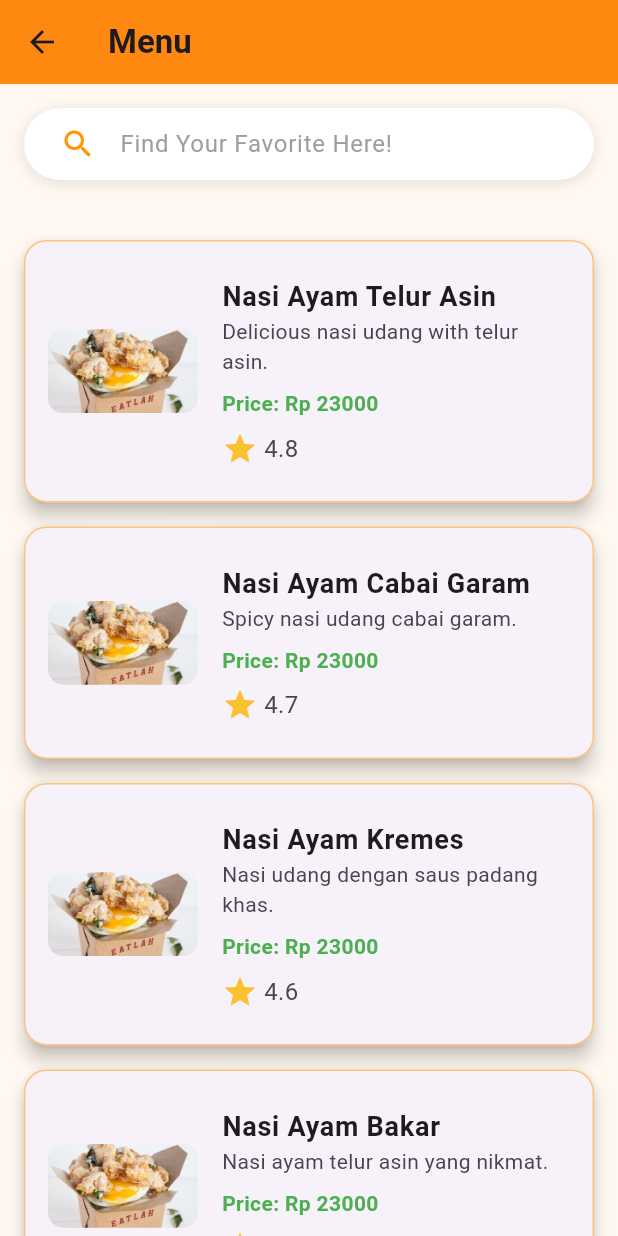
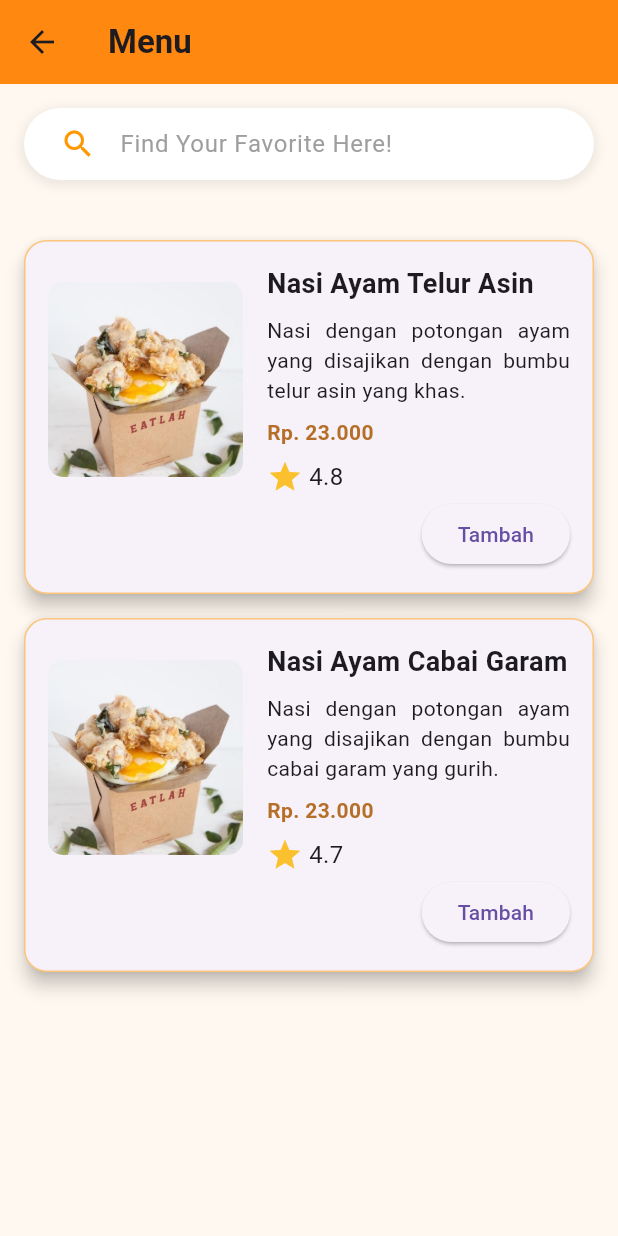
Before and after one commit to VanessaSimanta/UTS-Moprog-Food-Delivery-App, a Flutter app: the SearchScreen screen opened directly, on a phone screen of 412 x 824 dp. Run offline on Flutter 3.47's test engine with Material 3 defaults, Android fonts, the phone set to English and light mode, and no system bars; our stand-ins replace google_nav_bar, shared_preferences; missing offline and left inert: carousel_slider_plus; accounts and stored records are empty.

Commit message:
add button tambah

```diff
--- a/uts_mobile_programming/lib/screen/menu_screen.dart
+++ b/uts_mobile_programming/lib/screen/menu_screen.dart
@@ -1,6 +1,5 @@
 import 'package:flutter/material.dart';
 import 'package:uts_mobile_programming/screen/payment.dart';
-import 'package:uts_mobile_programming/screen/detail_menu_screen.dart';
 import 'package:uts_mobile_programming/screen/item_menu.dart';
 import 'package:uts_mobile_programming/widget/app_bar_widget.dart';
 import 'package:intl/intl.dart';
--- a/uts_mobile_programming/lib/screen/search.dart
+++ b/uts_mobile_programming/lib/screen/search.dart
@@ -1,91 +1,53 @@
 import 'package:flutter/material.dart';
+import 'package:intl/intl.dart';
 import 'package:uts_mobile_programming/widget/app_bar_widget.dart';
+import 'package:uts_mobile_programming/screen/payment.dart';
 
 class MenuItem {
   final String name;
   final String description;
   final double rating;
   final String imageUrl;
-  final double price; // Tambahkan properti harga
+  final int price;
 
   MenuItem({
     required this.name,
     required this.description,
     required this.rating,
     required this.imageUrl,
-    required this.price, // Tambahkan harga pada konstruktor
+    required this.price,
   });
 }
 
-class SearchScreen extends StatelessWidget {
+class SearchScreen extends StatefulWidget {
   const SearchScreen({super.key});
+
+  @override
+  _SearchScreenState createState() => _SearchScreenState();
+}
+
+class _SearchScreenState extends State<SearchScreen> {
+  final List<MenuItem> cartItems = []; // List to hold cart items
+  final NumberFormat currencyFormat = NumberFormat("#,##0", "id_ID");
 
   @override
   Widget build(BuildContext context) {
     final List<MenuItem> menuItems = [
       MenuItem(
         name: 'Nasi Ayam Telur Asin',
-        description: 'Delicious nasi udang with telur asin.',
+        description: 'Nasi dengan potongan ayam yang disajikan dengan bumbu telur asin yang khas.',
         rating: 4.8,
         imageUrl: 'assets/search1.jpg',
         price: 23000,
       ),
       MenuItem(
         name: 'Nasi Ayam Cabai Garam',
-        description: 'Spicy nasi udang cabai garam.',
+        description: 'Nasi dengan potongan ayam yang disajikan dengan bumbu cabai garam yang gurih.',
         rating: 4.7,
         imageUrl: 'assets/search1.jpg',
         price: 23000,
       ),
-      MenuItem(
-        name: 'Nasi Ayam Kremes',
-        description: 'Nasi udang dengan saus padang khas.',
-        rating: 4.6,
-        imageUrl: 'assets/search1.jpg',
-        price: 23000,
-      ),
-      MenuItem(
-        name: 'Nasi Ayam Bakar',
-        description: 'Nasi ayam telur asin yang nikmat.',
-        rating: 4.6,
-        imageUrl: 'assets/search1.jpg',
-        price: 23000,
-      ),
-      MenuItem(
-        name: 'Nasi Ayam Hainan',
-        description: 'Fuyunghai dengan saus asam manis.',
-        rating: 4.3,
-        imageUrl: 'assets/search1.jpg',
-        price: 23000,
-      ),
-      MenuItem(
-        name: 'Nasi Ayam Lada Hitam',
-        description: 'Muntahu lezat dengan bumbu khas.',
-        rating: 4.5,
-        imageUrl: 'assets/search1.jpg',
-        price: 23000,
-      ),
-      MenuItem(
-        name: 'Nasi Ayam Kungpau',
-        description: 'Muntahu lezat dengan bumbu khas.',
-        rating: 4.2,
-        imageUrl: 'assets/search1.jpg',
-        price: 23000,
-      ),
-      MenuItem(
-        name: 'Nasi Ayam Sambal Matah',
-        description: 'Muntahu lezat dengan bumbu khas.',
-        rating: 4.2,
-        imageUrl: 'assets/search1.jpg',
-        price: 23000,
-      ),
-      MenuItem(
-        name: 'Nasi Ayam Teriyaki',
-        description: 'Muntahu lezat dengan bumbu khas.',
-        rating: 4.8,
-        imageUrl: 'assets/search1.jpg',
-        price: 23000,
-      ),
+      // Tambahkan item lainnya sesuai kebutuhan...
     ];
 
     return Scaffold(
@@ -153,35 +115,46 @@ class SearchScreen extends StatelessWidget {
                 return Card(
                   margin: const EdgeInsets.symmetric(vertical: 8.0, horizontal: 16.0),
                   shape: RoundedRectangleBorder(
-                    borderRadius: BorderRadius.circular(15.0), // Rounded corners
+                    borderRadius: BorderRadius.circular(15.0),
                     side: BorderSide(color: Colors.orange.withOpacity(0.5), width: 1.0),
                   ),
                   elevation: 5.0,
-                  child: ListTile(
-                    contentPadding: const EdgeInsets.all(16.0),
-                    leading: ClipRRect(
-                      borderRadius: BorderRadius.circular(10.0), // Rounded corners for image
+                  child: Padding(
+                    padding: const EdgeInsets.all(16.0),
+                    child: Column(
+                      crossAxisAlignment: CrossAxisAlignment.start,
+                      children: [
+                        Row(
+                          children: [
+                            ClipRRect(
+                              borderRadius: BorderRadius.circular(10.0),
                               child: Image.asset(
                                 item.imageUrl,
-                        width: 100,  // Set width sama dengan height
-                        height: 100, // Set height sama dengan width untuk jadi kotak
+                                width: 130,
+                                height: 130,
                                 fit: BoxFit.cover,
                               ),
                             ),
-                    title: Text(
+                            const SizedBox(width: 16.0),
+                            Expanded(
+                              child: Column(
+                                crossAxisAlignment: CrossAxisAlignment.start,
+                                children: [
+                                  Text(
                                     item.name,
                                     style: const TextStyle(fontSize: 18, fontWeight: FontWeight.bold),
                                   ),
-                    subtitle: Column(
-                      crossAxisAlignment: CrossAxisAlignment.start,
-                      children: [
-                        Text(item.description),
                                   const SizedBox(height: 8.0),
                                   Text(
-                          'Price: Rp ${item.price.toStringAsFixed(0)}', // Menampilkan harga
+                                    item.description,
+                                    textAlign: TextAlign.justify,
+                                  ),
+                                  const SizedBox(height: 8.0),
+                                  Text(
+                                    'Rp. ${currencyFormat.format(item.price)}',
                                     style: const TextStyle(
                                       fontWeight: FontWeight.bold,
-                            color: Colors.green,
+                                      color: Color.fromARGB(255, 182, 111, 40),
                                     ),
                                   ),
                                   const SizedBox(height: 8.0),
@@ -201,6 +174,27 @@ class SearchScreen extends StatelessWidget {
                                 ],
                               ),
                             ),
+                          ],
+                        ),
+                        const SizedBox(height: 0.0),
+                        Align(
+                          alignment: Alignment.topRight,
+                          child: Padding(
+                            padding: const EdgeInsets.only(top: 2.0),
+                            child: ElevatedButton(
+                              onPressed: () {
+                                setState(() {
+                                  cartItems.add(item);
+                                });
+                                _showCart(context);
+                              },
+                              child: const Text('Tambah'),
+                            ),
+                          ),
+                        ),
+                      ],
+                    ),
+                  ),
                 );
               },
             ),
@@ -209,10 +203,81 @@ class SearchScreen extends StatelessWidget {
       ),
     );
   }
+
+ void _showCart(BuildContext context) {
+  showModalBottomSheet(
+    context: context,
+    builder: (BuildContext context) {
+      return Container(
+        padding: const EdgeInsets.all(16.0),
+        child: Column(
+          mainAxisSize: MainAxisSize.min,
+          crossAxisAlignment: CrossAxisAlignment.start,
+          children: [
+            const Text(
+              'Keranjang Belanja',
+              style: TextStyle(fontSize: 18, fontWeight: FontWeight.bold),
+            ),
+            const Divider(),
+            if (cartItems.isEmpty)
+              const Center(
+                child: Padding(
+                  padding: EdgeInsets.all(8.0),
+                  child: Text(
+                    'Keranjang Anda kosong',
+                    style: TextStyle(fontSize: 16),
+                  ),
+                ),
+              )
+            else
+              ...cartItems.map((item) {
+                return ListTile(
+                  title: Text(item.name),
+                  subtitle: Text('Rp ${currencyFormat.format(item.price)}'),
+                  trailing: IconButton(
+                    icon: const Icon(Icons.remove_circle_outline),
+                    onPressed: () {
+                      setState(() {
+                        cartItems.remove(item); // Hapus item dari keranjang
+                      });
+                      Navigator.pop(context); // Tutup modal dan buka lagi
+                      _showCart(context); // Tampilkan ulang cart dengan item terbaru
+                    },
+                  ),
+                );
+              }).toList(),
+            if (cartItems.isNotEmpty)
+              Padding(
+                padding: const EdgeInsets.symmetric(vertical: 16.0),
+                child: ElevatedButton(
+                  onPressed: () {
+                    Navigator.pop(context);
+                    // Logic untuk melanjutkan pembayaran
+                    Navigator.push(
+                      context,
+                      MaterialPageRoute(
+                        builder: (context) => PaymentPage(cartItems: cartItems.map((item) {
+                          return {
+                            'name': item.name,
+                            'price': item.price,
+                            'rating': item.rating,
+                            'description': item.description,
+                            'imageUrl': item.imageUrl,
+                          };
+                        }).toList()),
+                      ),
+                    );
+                  },
+                  child: const Text('Lanjutkan ke Pembayaran'),
+                  style: ElevatedButton.styleFrom(
+                    minimumSize: const Size(double.infinity, 40), // Full width button
+                  ),
+                ),
+              ),
+          ],
+        ),
+      );
+    },
+  );
 }
-
-void main() {
-  runApp(const MaterialApp(
-    home: SearchScreen(),
-  ));
 }
```
Lines whose indentation alone changed are shown as unchanged.
